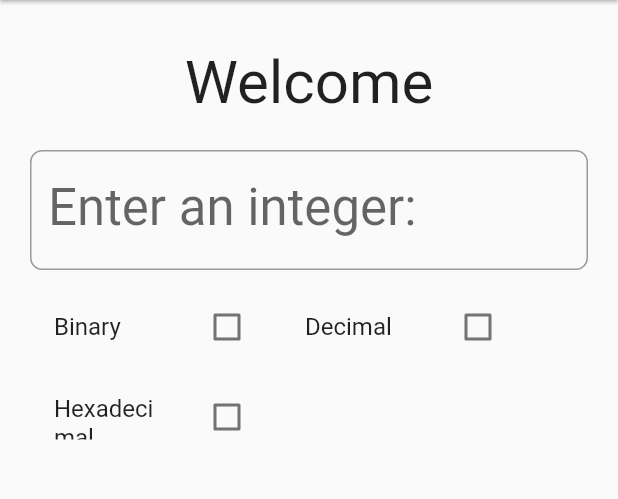
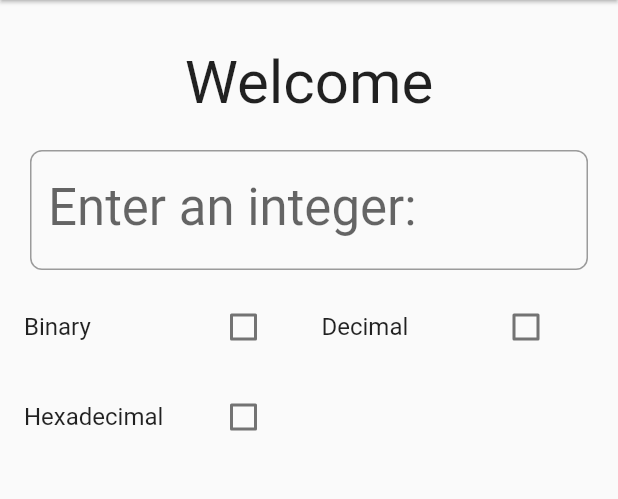
Before and after one commit to DanielBerrioB/numbers, a Flutter app: the screen it shows after launch, on a phone screen of 412 x 824 dp, the part 84-583 px from its top. Run offline on Flutter 3.47's test engine with Material 2 defaults, Android fonts, the phone set to English and light mode, and no system bars.

Commit message:
Some changes

```diff
--- a/lib/parser.dart
+++ b/lib/parser.dart
@@ -137,14 +137,14 @@ class _Parser extends State<Parser> {
           ),
 
           new Container(
-            padding: new EdgeInsets.only(left: 20.0, right: 20.0, top: 190.0),
+            padding: new EdgeInsets.only(top: 190.0),
             height: 230.0,
             width: MediaQuery.of(context).size.width,
             child: new Row(
               children: <Widget>[
                 new Center(
                   child: new Container(
-                    width: MediaQuery.of(context).size.width / 3 + 30,
+                    width: MediaQuery.of(context).size.width / 3 + 61,
                     child: new CheckboxListTile(
                       value: check1,
                       onChanged: check1Changed,
@@ -155,7 +155,7 @@ class _Parser extends State<Parser> {
                 ),
                 new Center(
                   child: new Container(
-                    width: MediaQuery.of(context).size.width / 3 + 30,
+                    width: MediaQuery.of(context).size.width / 3 + 51,
                     child: new CheckboxListTile(
                       value: check2,
                       onChanged: check2Changed,
@@ -168,13 +168,14 @@ class _Parser extends State<Parser> {
             ),
           ),
           new Container(
-            padding: new EdgeInsets.only(left: 20.0, right: 20.0, top: 250.0),
-            height: 280.0,
+            padding: new EdgeInsets.only(top: 250.0),
+            height: 290.0,
+            width: MediaQuery.of(context).size.width,
             child: new Row(
               children: <Widget>[
                 new Center(
                   child: new Container(
-                    width: MediaQuery.of(context).size.width / 3 + 30,
+                    width: MediaQuery.of(context).size.width / 3 + 61,
                     child: new CheckboxListTile(
                       value: check3,
                       onChanged: check3Changed,
```
